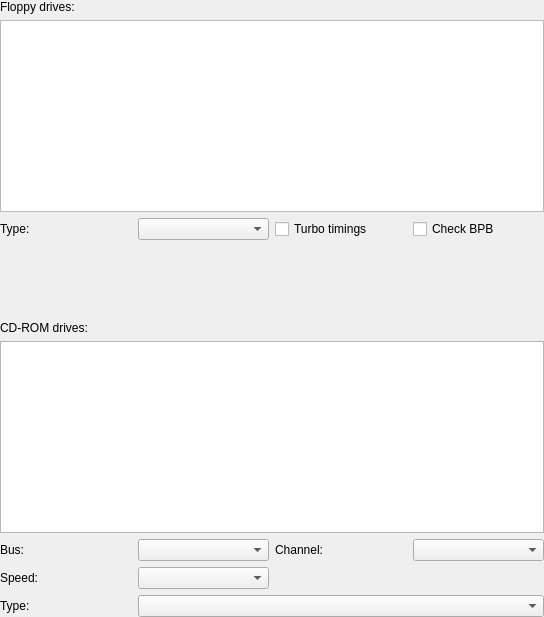
This is src/qt/qt_settingsfloppycdrom.ui in 86Box/86Box as Qt 5 draws it before an edit. The edited form follows.
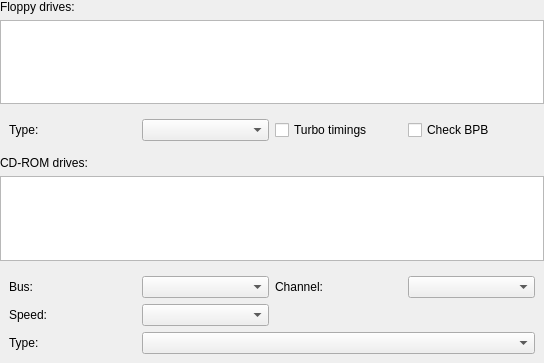
This is the edited form.

What changed in the file:
```diff
--- a/src/qt/qt_settingsfloppycdrom.ui
+++ b/src/qt/qt_settingsfloppycdrom.ui
@@ -7,7 +7,7 @@
     <x>0</x>
     <y>0</y>
     <width>544</width>
-    <height>617</height>
+    <height>363</height>
    </rect>
   </property>
   <property name="windowTitle">
@@ -35,6 +35,18 @@
    </item>
    <item>
     <widget class="QTableView" name="tableViewFloppy">
+     <property name="sizePolicy">
+      <sizepolicy hsizetype="Preferred" vsizetype="Preferred">
+       <horstretch>0</horstretch>
+       <verstretch>0</verstretch>
+      </sizepolicy>
+     </property>
+     <property name="maximumSize">
+      <size>
+       <width>16777215</width>
+       <height>150</height>
+      </size>
+     </property>
      <property name="editTriggers">
       <set>QAbstractItemView::NoEditTriggers</set>
      </property>
@@ -53,6 +65,7 @@
     </widget>
    </item>
    <item>
+    <widget class="QWidget" name="floppyControls" native="true">
     <layout class="QHBoxLayout" name="horizontalLayout">
      <item>
       <widget class="QLabel" name="label_2">
@@ -83,19 +96,7 @@
       </widget>
      </item>
     </layout>
-   </item>
-   <item>
-    <spacer name="verticalSpacer">
-     <property name="orientation">
-      <enum>Qt::Vertical</enum>
-     </property>
-     <property name="sizeHint" stdset="0">
-      <size>
-       <width>20</width>
-       <height>40</height>
-      </size>
-     </property>
-    </spacer>
+    </widget>
    </item>
    <item>
     <widget class="QLabel" name="label_6">
@@ -106,6 +107,18 @@
    </item>
    <item>
     <widget class="QTableView" name="tableViewCDROM">
+     <property name="sizePolicy">
+      <sizepolicy hsizetype="Preferred" vsizetype="Preferred">
+       <horstretch>0</horstretch>
+       <verstretch>0</verstretch>
+      </sizepolicy>
+     </property>
+     <property name="maximumSize">
+      <size>
+       <width>16777215</width>
+       <height>150</height>
+      </size>
+     </property>
      <property name="editTriggers">
       <set>QAbstractItemView::NoEditTriggers</set>
      </property>
@@ -124,6 +137,7 @@
     </widget>
    </item>
    <item>
+    <widget class="QWidget" name="cdControls" native="true">
     <layout class="QGridLayout" name="gridLayout">
      <item row="0" column="0">
       <widget class="QLabel" name="label_3">
@@ -182,6 +196,7 @@
       </widget>
      </item>
     </layout>
+    </widget>
    </item>
   </layout>
  </widget>
```
Lines whose indentation alone changed are shown as unchanged.
